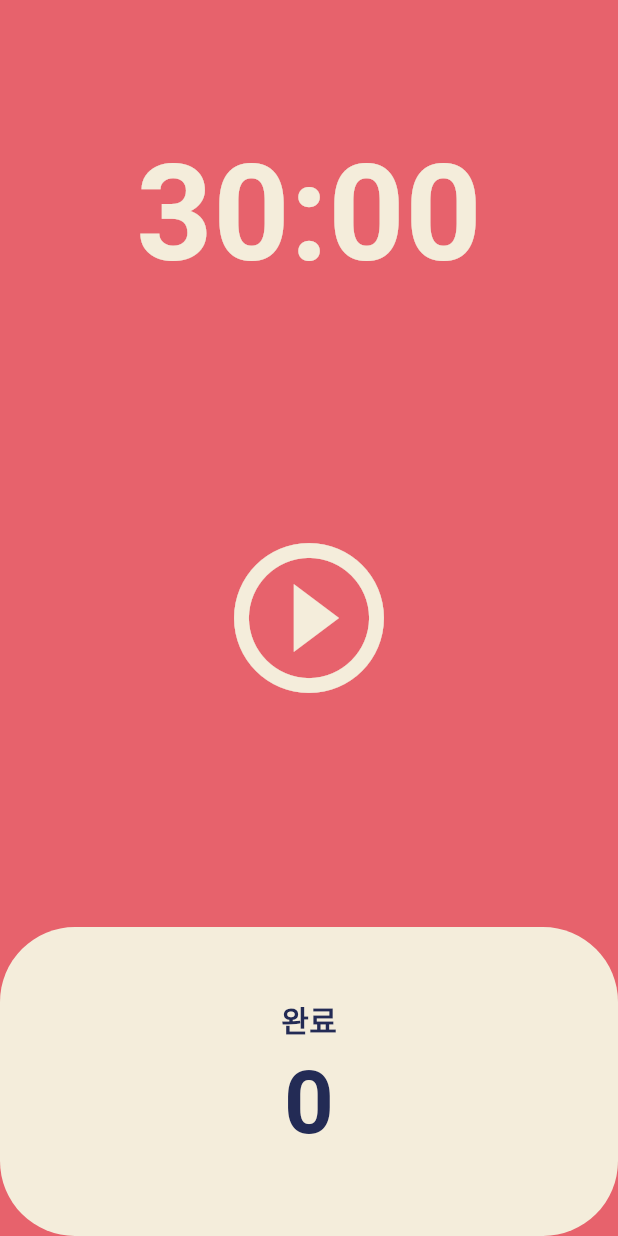
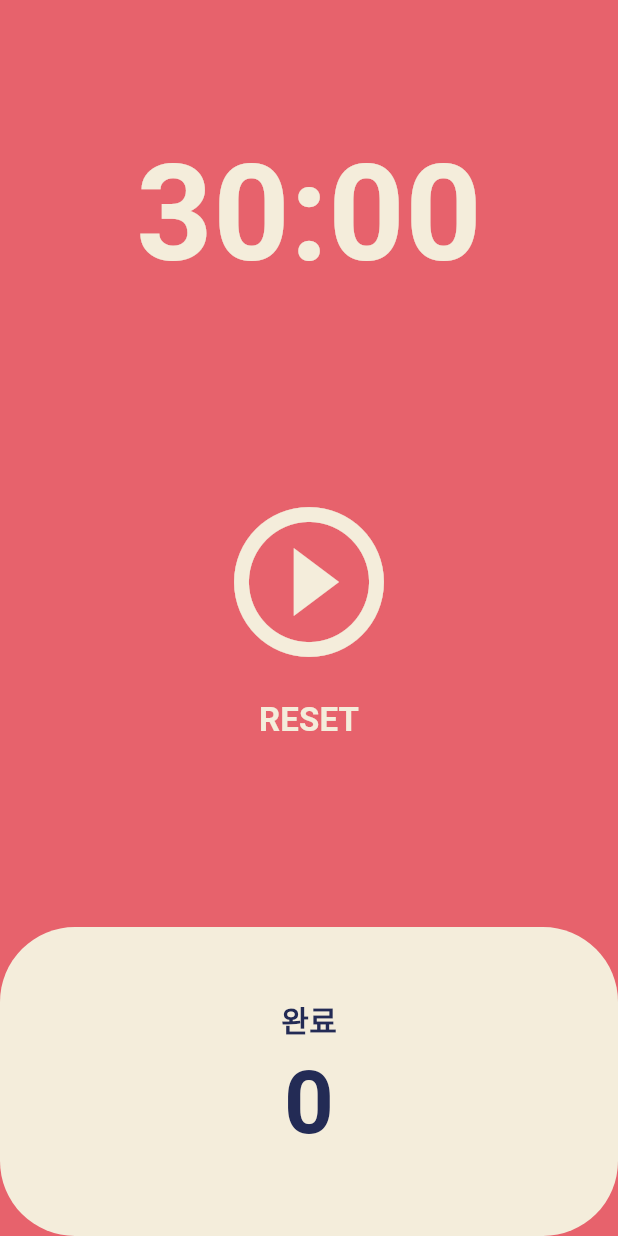
Before and after one commit to woooooooojin/flutter_pomodoro, a Flutter app: the screen it shows after launch, on a phone screen of 412 x 824 dp. Run offline on Flutter 3.47's test engine with Material 3 defaults, Android fonts, the phone set to English and light mode, and no system bars.

Commit message:
reset func

```diff
--- a/lib/screens/home_screen.dart
+++ b/lib/screens/home_screen.dart
@@ -45,6 +45,14 @@ class _HomeScreenState extends State<HomeScreen> {
     });
   }
 
+  void onReset() {
+    setState(() {
+      isRunning = false;
+      totalSeconds = thirtyMinutes;
+    });
+    timer.cancel();
+  }
+
   String format(int seconds) {
     var duration = Duration(seconds: seconds);
     // print(duration.toString());
@@ -76,7 +84,10 @@ class _HomeScreenState extends State<HomeScreen> {
           ),
           Flexible(
             flex: 2,
-            child: Center(
+            child: Column(
+              mainAxisAlignment: MainAxisAlignment.center,
+              children: [
+                Center(
                   child: IconButton(
                     iconSize: 120,
                     color: Theme.of(context).cardColor,
@@ -85,6 +96,21 @@ class _HomeScreenState extends State<HomeScreen> {
                         ? Icons.pause_circle_outline
                         : Icons.play_circle_outline),
                   ),
+                ),
+                Center(
+                  child: TextButton(
+                    onPressed: onReset,
+                    child: Text(
+                      'RESET',
+                      style: TextStyle(
+                        color: Theme.of(context).cardColor,
+                        fontSize: 22,
+                        fontWeight: FontWeight.w600,
+                      ),
+                    ),
+                  ),
+                ),
+              ],
             ),
           ),
           Flexible(
```
Lines whose indentation alone changed are shown as unchanged.
